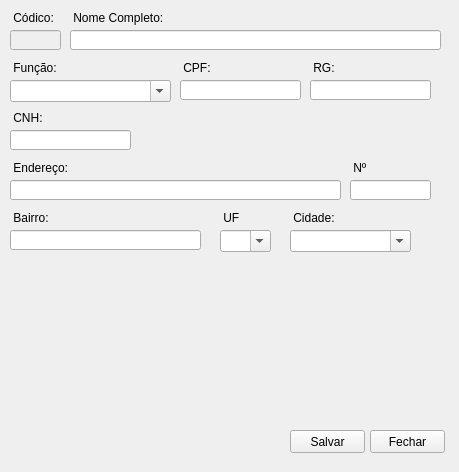
Above: frms/frm_cadastroColab.ui from luissantananet/cadastro_colaborador before the change. Below: the same form after it.
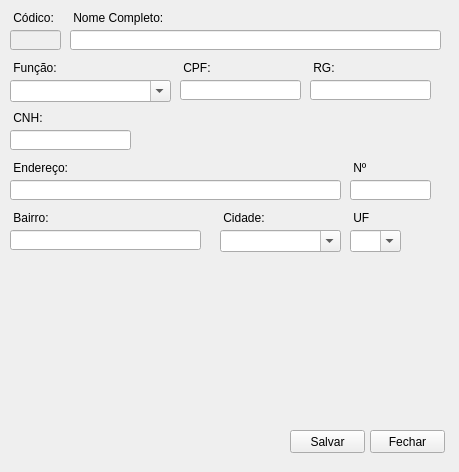
That is the form after the change.

Diff of the .ui file:
```diff
--- a/frms/frm_cadastroColab.ui
+++ b/frms/frm_cadastroColab.ui
@@ -231,7 +231,7 @@
     </property>
     <property name="geometry">
      <rect>
-      <x>220</x>
+      <x>350</x>
       <y>230</y>
       <width>51</width>
       <height>22</height>
@@ -273,7 +273,7 @@
     </property>
     <property name="geometry">
      <rect>
-      <x>290</x>
+      <x>220</x>
       <y>230</y>
       <width>121</width>
       <height>22</height>
@@ -312,7 +312,7 @@
    <widget class="QLabel" name="label_13">
     <property name="geometry">
      <rect>
-      <x>290</x>
+      <x>220</x>
       <y>210</y>
       <width>101</width>
       <height>16</height>
@@ -325,7 +325,7 @@
    <widget class="QLabel" name="label_14">
     <property name="geometry">
      <rect>
-      <x>220</x>
+      <x>350</x>
       <y>210</y>
       <width>51</width>
       <height>16</height>
```
